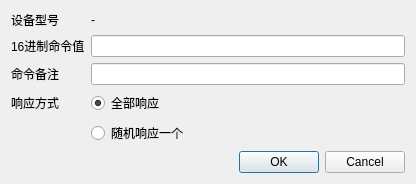
First picture: the form in kdCarCheckDevSimulator/cmd.ui, repository bkdwei/kdCarCheckDevSimulator, before the edit.
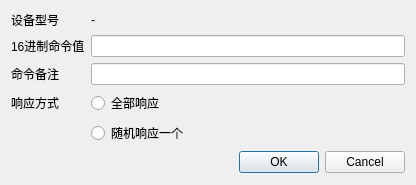
Second picture: the form after the edit.

Diff of the .ui file:
```diff
--- a/kdCarCheckDevSimulator/cmd.ui
+++ b/kdCarCheckDevSimulator/cmd.ui
@@ -7,7 +7,7 @@
     <x>0</x>
     <y>0</y>
     <width>416</width>
-    <height>177</height>
+    <height>185</height>
    </rect>
   </property>
   <property name="windowTitle">
@@ -70,9 +70,6 @@
      <property name="text">
       <string>全部响应</string>
      </property>
-     <property name="checked">
-      <bool>true</bool>
-     </property>
      <attribute name="buttonGroup">
       <string notr="true">buttonGroup</string>
      </attribute>
```
